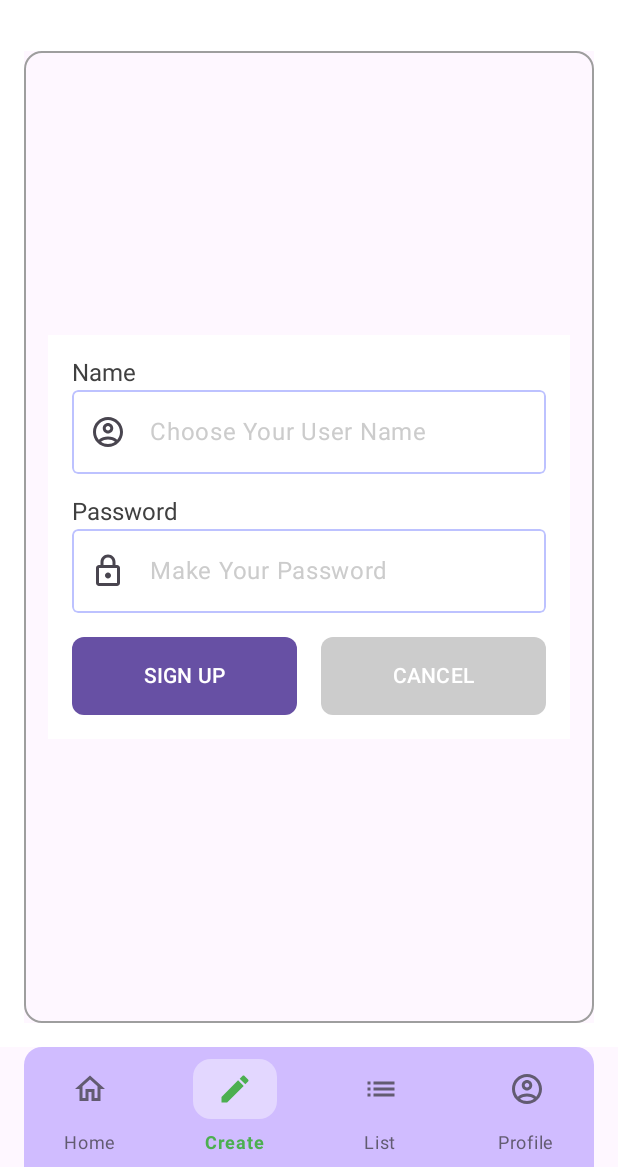
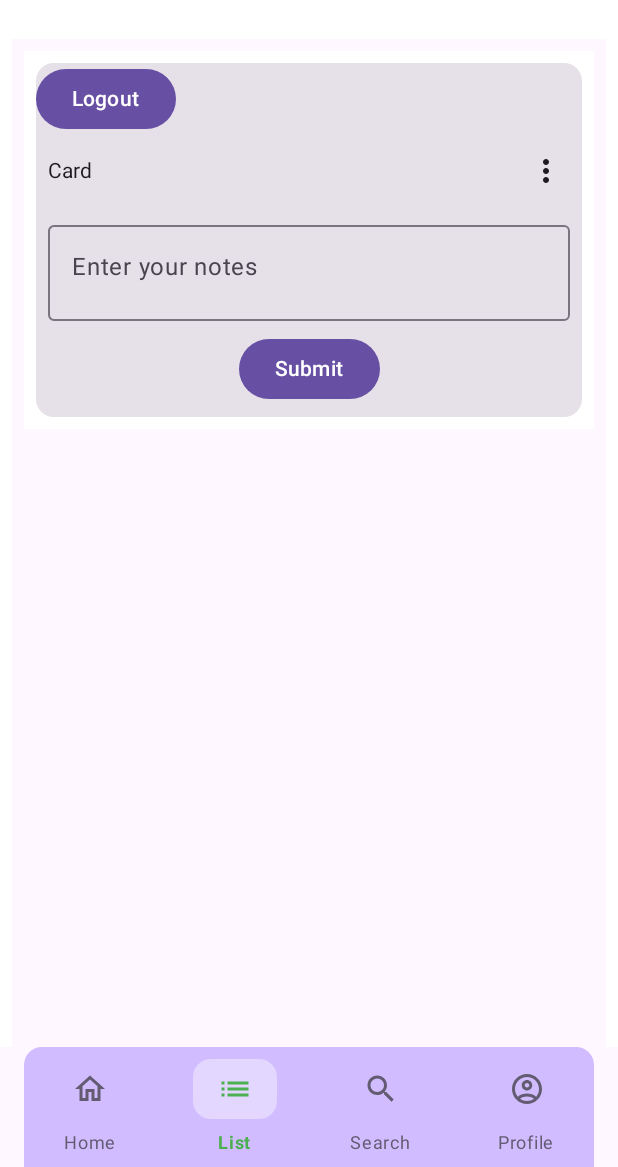
Before and after one commit to pdimu/MastroPal-Your-Friend-Your-Teacher, an Android app built with Jetpack Compose: the @Preview function HomeScreen, item 2 of the bottom bar chosen, on a phone screen of 412 x 824 dp, the part 69-1236 px from its top. Run offline under Robolectric (Android 15) with nearby library versions, the phone set to English and light mode, and no system bars; our stand-ins replace Firebase (no records; nobody signed in at launch, a user with empty details on screens opened directly), accompanist.

Commit message:
MastroPal - Tutor App (Login and Sign pages connect with Firebase)

```diff
--- a/app/src/main/java/com/example/tutorapp1/HomeScreen.kt
+++ b/app/src/main/java/com/example/tutorapp1/HomeScreen.kt
@@ -1,6 +1,6 @@
 package com.example.tutorapp1
 
-import androidx.compose.foundation.layout.Arrangement
+
 import androidx.compose.foundation.layout.Column
 import androidx.compose.foundation.layout.padding
 import androidx.compose.material.icons.Icons
@@ -23,10 +23,14 @@ import androidx.compose.ui.tooling.preview.Preview
 import androidx.compose.ui.unit.dp
 import android.R.attr.contentDescription
 import androidx.compose.foundation.background
+import androidx.compose.foundation.layout.Arrangement
+
 import androidx.compose.foundation.layout.Box
 import androidx.compose.foundation.layout.Column
+import androidx.compose.foundation.layout.fillMaxSize
 import androidx.compose.foundation.layout.padding
 import androidx.compose.foundation.shape.RoundedCornerShape
+import androidx.compose.material.icons.automirrored.filled.List
 import androidx.compose.material.icons.filled.AccountCircle
 import androidx.compose.material.icons.filled.Category
 import androidx.compose.material.icons.filled.Create
@@ -35,12 +39,14 @@ import androidx.compose.material.icons.filled.Info
 import androidx.compose.material.icons.filled.List
 import androidx.compose.material.icons.filled.Menu
 import androidx.compose.material.icons.filled.Person
+import androidx.compose.material.icons.filled.Search
 import androidx.compose.material.icons.outlined.AccountCircle
 import androidx.compose.material.icons.outlined.Category
 import androidx.compose.material.icons.outlined.Create
 import androidx.compose.material.icons.outlined.Home
 import androidx.compose.material.icons.outlined.Info
 import androidx.compose.material.icons.outlined.List
+import androidx.compose.material.icons.outlined.Search
 import androidx.compose.material3.*
 import androidx.compose.runtime.LaunchedEffect
 import androidx.compose.runtime.getValue
@@ -162,9 +168,21 @@ fun HomeScreen(){
         ) {page ->
             //  selected = page
             when (page){
-                0 -> LoginScreen()
-                1 -> SignUp()
-                2 -> NotesList()
+                0 -> SignUp(onSignUpSuccess = { },
+                    onSwitchToLogin = {  })
+//                0 -> Column (
+//                    verticalArrangement = Arrangement.SpaceEvenly
+//                ){
+//                    UserProfile()
+//                    NotesList()
+//                }
+                1 -> NotesList(
+                    userName = "demo_user",
+                    onLogout = {
+                        selected = 0 // Back to home on logout
+                    }
+                )
+                2 -> SearchScreen()
                 3 -> UserProfile()
             }
         }
@@ -209,13 +227,10 @@ fun BottomAppBar(selected: Int, navController: NavController, onItemSelected: (I
             NavigationBarItem(
                 selected = index == selected, // Now properly updates based on `selected`
                     onClick = {
-                    //  onItemSelected(index)
-
-                    if (index == selected && BottomNavItems.route == "categories") {
-                        // Force reset when clicking the same tab again
+                        if (index == selected && BottomNavItems.route == "list") {
                             shouldResetThePage = true
                         } else {
-                        onItemSelected(index)
+                            onItemSelected(index)  // ✅ This triggers the pager change in HomeScreen
                         }
                     },
                 icon = {
@@ -307,20 +322,21 @@ val BottomAppBarItem = listOf(
     ),
 
     BottomNavItems(
-        title = "Create",
-        route = "create",
-        selectedIcon = Icons.Filled.Create,
-        unselectedIcon = Icons.Outlined.Create,
+        title = "List",
+        route = "list",
+        selectedIcon = Icons.Filled.List,
        // selectedIcon = Icons.AutoMirrored.Filled.List,
-        // unselectedIcon = Icons.AutoMirrored.Outlined.List,
+        unselectedIcon = Icons.Outlined.List,
         badges = 0,
     ),
 
     BottomNavItems(
-        title = "List",
-        route = "list",
-        selectedIcon = Icons.Filled.List,
-        unselectedIcon = Icons.Outlined.List,
+        title = "Search",
+        route = "search",
+        selectedIcon = Icons.Filled.Search,
+        unselectedIcon = Icons.Outlined.Search,
+        // selectedIcon = Icons.AutoMirrored.Filled.List,
+        // unselectedIcon = Icons.AutoMirrored.Outlined.List,
         badges = 0,
     ),
 
--- a/app/src/main/java/com/example/tutorapp1/LoginScreen.kt
+++ b/app/src/main/java/com/example/tutorapp1/LoginScreen.kt
@@ -1,6 +1,8 @@
 package com.example.tutorapp1
 
 import android.text.style.UnderlineSpan
+import android.util.Log
+import android.widget.Toast
 import androidx.compose.foundation.Image
 import androidx.compose.foundation.background
 import androidx.compose.foundation.border
@@ -47,18 +49,28 @@ import androidx.compose.material3.OutlinedTextFieldDefaults
 import androidx.compose.material3.TextButton
 
 import androidx.compose.ui.draw.shadow
+import androidx.compose.ui.platform.LocalContext
 import androidx.compose.ui.text.style.TextAlign
 import androidx.compose.ui.text.style.TextDecoration
+import com.google.firebase.auth.FirebaseAuth
 
-@Preview
+
 @Composable
-fun LoginScreen() {
+fun LoginScreen(
+    onLoginSuccess: (String) -> Unit,
+    onSwitchToSignUp: () -> Unit
+) {
+    val context = LocalContext.current
+    val auth = FirebaseAuth.getInstance()
+    val emailEntered = remember { mutableStateOf("") }
+    val passwordEntered = remember { mutableStateOf("") }
+
     Box(
         modifier = Modifier
             .fillMaxSize()
             .background(Color.Transparent), // Background of the screen
         contentAlignment = Alignment.Center
-    ) {
+    ) {// Box 1
         Box(
             modifier = Modifier
                 .padding(24.dp)
@@ -73,7 +85,7 @@ fun LoginScreen() {
                     color = Color(0xFFBFFFA6),
                     shape = RoundedCornerShape(16.dp)
                 )
-        ) {
+        ) {// Box 2
             Card(
                 modifier = Modifier
                     .fillMaxWidth()
@@ -113,14 +125,11 @@ fun LoginScreen() {
                             modifier = Modifier.padding(12.dp)
                         )
 
-                        val username = remember { mutableStateOf("") }
-                        val password = remember { mutableStateOf("") }
-
                         OutlinedTextField(
-                            value = username.value,
-                            onValueChange = { username.value = it },
-                            label = { Text("User Name") },
-                            placeholder = { Text("Enter User Name") },
+                            value = emailEntered.value,
+                            onValueChange = { emailEntered.value = it },
+                            label = { Text("Email") },
+                            placeholder = { Text("Enter Email") },
                             colors = OutlinedTextFieldDefaults.colors(
                                 focusedBorderColor = AppColors.TextFieldFocusedBorder,
 //                            unfocusedBorderColor = AppColors.TextFieldColorsBorder,
@@ -137,8 +146,8 @@ fun LoginScreen() {
                         )
 
                         OutlinedTextField(
-                            value = password.value, // Access the value of the state
-                            onValueChange = { password.value = it }, // Update the state correctly
+                            value = passwordEntered.value, // Access the value of the state
+                            onValueChange = { passwordEntered.value = it }, // Update the state correctly
                             label = { Text(text = "Password") },
                             visualTransformation = PasswordVisualTransformation(),
                             keyboardOptions = KeyboardOptions(keyboardType = KeyboardType.Password),
@@ -155,7 +164,32 @@ fun LoginScreen() {
 //                        horizontalArrangement = Arrangement.SpaceBetween
                         ) {
                             Button(
-                                onClick = { /* Login action */ },
+                                onClick = {
+                                    val email = emailEntered.value.trim()
+                                    val password = passwordEntered.value.trim()
+
+                                    if (email.isNotEmpty() && password.isNotEmpty()) {
+                                        Log.d("LOGIN_ATTEMPT", "Trying login with: $email")
+
+                                        auth.signInWithEmailAndPassword(email, password)
+                                            .addOnCompleteListener { task ->
+                                                if (task.isSuccessful) {
+                                                    val uid = auth.currentUser?.uid
+                                                    Log.d("LOGIN_SUCCESS", "Login success! UID: $uid")
+                                                    Toast.makeText(context, "Login Success!", Toast.LENGTH_SHORT).show()
+                                                    onLoginSuccess(uid ?: "")
+                                                } else {
+                                                    val error = task.exception
+                                                    Log.e("LOGIN_FAILED", "Login failed: ${error?.message}", error)
+                                                    Toast.makeText(context, "Login failed: ${error?.localizedMessage ?: "Unknown error"}", Toast.LENGTH_LONG).show()
+                                                }
+
+                                            }
+                                    }
+                                    else {
+                                        Toast.makeText(context, "Email and password can't be empty", Toast.LENGTH_SHORT).show()
+                                    }
+                                },
                                 modifier = Modifier
                                     .weight(1f)
                                     .padding(8.dp),
@@ -179,7 +213,7 @@ fun LoginScreen() {
                                     .padding(8.dp),
                                 shape = RoundedCornerShape(8.dp),
                                 colors = ButtonDefaults.buttonColors(
-                                    containerColor = Color.Transparent, // Gray background
+                                    containerColor = AppColors.Placeholder, // Gray background
                                     contentColor = AppColors.Background // Text color
                                 )
                             ) {
@@ -236,7 +270,7 @@ fun LoginScreen() {
                         )
 
                         TextButton(
-                            onClick = {/*Sign Up Page Nav*/},
+                            onClick = {onSwitchToSignUp()},
                             modifier = Modifier
                                 .padding(top = 0.dp, bottom = 8.dp, start = 8.dp, end = 8.dp),
                             ) {
@@ -248,6 +282,6 @@ fun LoginScreen() {
                     }
                 }
             }
-        }
-    }
+        } // Box 2
+    } // Box 1
 }
--- a/app/src/main/java/com/example/tutorapp1/NotesList.kt
+++ b/app/src/main/java/com/example/tutorapp1/NotesList.kt
@@ -45,14 +45,17 @@ import androidx.compose.ui.platform.LocalContext
 import androidx.compose.ui.tooling.preview.Preview
 import androidx.compose.ui.unit.dp
 import com.google.firebase.Firebase
+import com.google.firebase.auth.FirebaseAuth
 import com.google.firebase.database.DataSnapshot
 import com.google.firebase.database.DatabaseError
 import com.google.firebase.database.ValueEventListener
 import com.google.firebase.database.database
 
-@Preview()
 @Composable
-fun NotesList() {
+fun NotesList(
+    userName: String,
+    onLogout: () -> Unit
+) {
     Surface(
         modifier = Modifier
             .background(AppColors.Background)
@@ -68,7 +71,7 @@ fun NotesList() {
         val context = LocalContext.current
         var expanded by remember { mutableStateOf(false) }
         val NotesEntered = remember { mutableStateOf("") }
-        val notesRef = database.getReference("Notes List")
+        val notesRef = database.getReference("Notes List").child(userName)
 
         val notesList = remember { mutableStateListOf<String>() }
 
@@ -102,10 +105,18 @@ fun NotesList() {
                         // .clip(RoundedCornerShape(0.dp))
                         .fillMaxWidth()
                 ) {
+                    Button(onClick = {
+                        FirebaseAuth.getInstance().signOut()
+                        Toast.makeText(context, "Logged out", Toast.LENGTH_SHORT).show()
+                        onLogout() // ✅ notify MainActivity
+                    }) {
+                        Text("Logout")
+                    }
                     Row(
                         verticalAlignment = Alignment.CenterVertically,
                         horizontalArrangement = Arrangement.SpaceEvenly
                     ) {
+
                         Text(
                             text = "Card",
                             modifier = Modifier
--- a/app/src/main/java/com/example/tutorapp1/SignUp.kt
+++ b/app/src/main/java/com/example/tutorapp1/SignUp.kt
@@ -2,6 +2,7 @@ package com.example.tutorapp1
 
 import android.R.attr.icon
 import android.R.id.icon
+import android.widget.Toast
 import androidx.compose.foundation.background
 import androidx.compose.foundation.border
 import androidx.compose.foundation.interaction.MutableInteractionSource
@@ -31,6 +32,7 @@ import androidx.compose.material3.OutlinedTextField
 import androidx.compose.material3.OutlinedTextFieldDefaults
 import androidx.compose.material3.Surface
 import androidx.compose.material3.Text
+import androidx.compose.material3.TextButton
 import androidx.compose.runtime.Composable
 import androidx.compose.runtime.mutableStateOf
 import androidx.compose.runtime.remember
@@ -47,12 +49,24 @@ import androidx.compose.ui.text.input.PasswordVisualTransformation
 import androidx.compose.ui.tooling.preview.Preview
 import androidx.compose.ui.unit.dp
 import androidx.compose.runtime.getValue
+import androidx.compose.ui.platform.LocalContext
 import androidx.compose.ui.text.style.TextAlign
 import androidx.compose.ui.unit.sp
+import com.google.firebase.auth.FirebaseAuth
+import com.google.firebase.database.FirebaseDatabase
+import com.google.firebase.ktx.Firebase
 
-@Preview
 @Composable
-fun SignUp(){
+fun SignUp(
+    onSignUpSuccess: (String) -> Unit,
+    onSwitchToLogin: () -> Unit
+){
+    val context = LocalContext.current
+    val auth = FirebaseAuth.getInstance()
+
+    val emailEntered = remember { mutableStateOf("") }
+    val passwordEntered = remember { mutableStateOf("") }
+
     Surface (
         modifier = Modifier
             .fillMaxSize()
@@ -83,32 +97,104 @@ fun SignUp(){
                    val interactionSource = remember { MutableInteractionSource() }
                    val isFocused by interactionSource.collectIsFocusedAsState()
 
-                   CallNormalTextFieldText(NormalText = "Name")
-                   CallNormalTextField(
-                       //iconValue = Icons.Default.AccountBox,
-                       iconValue = if (isFocused) Icons.Filled.AccountCircle else Icons.Outlined.AccountCircle,
-                       interactionSource = interactionSource,
-                       labelValue = stringResource(id = R.string.user_name_input),
-                       placeHolderValue = stringResource(id = R.string.user_name_input_placeholder),
+                   CallNormalTextFieldText(NormalText = "Email")
+
+                   OutlinedTextField(
+                       value = emailEntered.value,
+                       onValueChange = { emailEntered.value = it },
+                       placeholder = {Text(text = "Enter email")},
+                       colors = OutlinedTextFieldDefaults.colors(
+                           focusedBorderColor = AppColors.TextFieldFocusedBorder,
+                           unfocusedBorderColor = AppColors.TextFieldColorsBorder,
+                           cursorColor = AppColors.TextFieldCursor,
+                           focusedLabelColor = AppColors.TextFieldFocusedBorder,
+                           unfocusedLabelColor = Color.Gray,
+                           focusedPlaceholderColor = AppColors.Placeholder,
+                           unfocusedPlaceholderColor = Color.LightGray
+                       ),
+                       keyboardOptions = KeyboardOptions.Default,
+
+                       leadingIcon = {
+                           Icon(
+                               imageVector = if (isFocused) Icons.Filled.AccountCircle else Icons.Outlined.AccountCircle,
+                               contentDescription = "labelValue"
+                           )
+                       },
+
+                       modifier = Modifier
+                           .padding(top = 0.dp, bottom = 8.dp, start = 8.dp, end = 8.dp)
+                           .clip(RoundedCornerShape(4.dp))
+                           .fillMaxWidth()
                    )
 
                    CallNormalTextFieldText(NormalText = "Password")
-                   CallPasswordTextField(
-                       iconValue = if (isFocused) Icons.Filled.Lock else Icons.Outlined.Lock,
+
+
+                   OutlinedTextField(
+                       value = passwordEntered.value,
+                       onValueChange = { passwordEntered.value = it },
+                       placeholder = {Text(text = "Enter Password")},
+                       colors = OutlinedTextFieldDefaults.colors(
+                           focusedBorderColor = AppColors.TextFieldFocusedBorder,
+                           unfocusedBorderColor = AppColors.TextFieldColorsBorder,
+                           cursorColor = AppColors.TextFieldCursor,
+                           focusedLabelColor = AppColors.TextFieldFocusedBorder,
+                           unfocusedLabelColor = Color.Gray,
+                           focusedPlaceholderColor = AppColors.Placeholder,
+                           unfocusedPlaceholderColor = Color.LightGray
+                       ),
+                       visualTransformation = PasswordVisualTransformation(),
+                       keyboardOptions = KeyboardOptions(keyboardType = KeyboardType.Password),
+
+                       leadingIcon = {
+                           Icon(
+                               imageVector = if (isFocused) Icons.Filled.Lock else Icons.Outlined.Lock,
+                               contentDescription = ""
+                           )
+                       },
                        interactionSource = interactionSource,
-                       labelValue = stringResource(id = R.string.password_input),
-                       placeHolderValue = stringResource(id = R.string.password_input_placeholder),
+
+                       modifier = Modifier
+                           .padding(top = 0.dp, bottom = 8.dp, start = 8.dp, end = 8.dp)
+                           .clip(RoundedCornerShape(4.dp))
+                           .fillMaxWidth()
                    )
+
                    Row (
                        horizontalArrangement = Arrangement.SpaceBetween
                    ){
                        Button(
-                           onClick = {},
+                           onClick = {
+                               val email = emailEntered.value.trim()
+                               val password = passwordEntered.value.trim()
+
+                               if(email.isNotEmpty() && password.isNotEmpty()) {
+                                   auth.createUserWithEmailAndPassword(email, password)
+                                       .addOnCompleteListener { task ->
+                                           if (task.isSuccessful) {
+                                               val uid = auth.currentUser?.uid ?: ""
+                                               FirebaseDatabase.getInstance().reference
+                                                   .child("Users")
+                                                   .child(uid)
+                                                   .setValue(mapOf("email" to email))
+                                               onSignUpSuccess(email)
+                                           } else {
+                                               Toast.makeText(context, task.exception?.message ?: "Error occurred", Toast.LENGTH_SHORT).show()
+                                           }
+                                       }
+                               } else {
+                                   Toast.makeText(context, "Please enter email and password", Toast.LENGTH_SHORT).show()
+                               }
+                           },
                            modifier = Modifier
                                .weight(1f)
                                .padding(8.dp),
-                           shape = RoundedCornerShape(8.dp)
-                       ) {
+                           shape = RoundedCornerShape(8.dp),
+                           colors = ButtonDefaults.buttonColors(
+                               containerColor = AppColors.Primary, // Gray background
+                               contentColor = AppColors.Background // Text color
+                           )
+                       ){
                            Text(
                                text = "Sign Up".uppercase(),
                                textAlign = TextAlign.Center,
@@ -138,6 +224,10 @@ fun SignUp(){
                            )
                        }
                    }
+
+                   TextButton(onClick = onSwitchToLogin) {
+                       Text("Already have an account? Login")
+                   }
                }
            }
         }
@@ -155,6 +245,15 @@ fun CallNormalTextFieldText(NormalText: String){
     )
 }
 
+//
+//CallNormalTextField(
+////iconValue = Icons.Default.AccountBox,
+//iconValue = if (isFocused) Icons.Filled.AccountCircle else Icons.Outlined.AccountCircle,
+//interactionSource = interactionSource,
+//labelValue = stringResource(id = R.string.user_name_input),
+//placeHolderValue = stringResource(id = R.string.user_name_input_placeholder),
+//)
+
 @Composable
 fun CallNormalTextField(
     iconValue: ImageVector,
@@ -163,12 +262,13 @@ fun CallNormalTextField(
     interactionSource: MutableInteractionSource
     ){
 
-    val textValue = remember { mutableStateOf("") }
+    val emailEntered = remember { mutableStateOf("") }
+
     val interactionSource = remember { MutableInteractionSource() }
 
     OutlinedTextField(
-        value = textValue.value,
-        onValueChange = { textValue.value = it },
+        value = emailEntered.value,
+        onValueChange = { emailEntered.value = it },
 //        label = {Text(text = labelValue)},
         placeholder = {Text(text = placeHolderValue)},
         colors = OutlinedTextFieldDefaults.colors(
@@ -196,15 +296,23 @@ fun CallNormalTextField(
     )
 }
 
+//
+//CallPasswordTextField(
+//iconValue = if (isFocused) Icons.Filled.Lock else Icons.Outlined.Lock,
+//interactionSource = interactionSource,
+//labelValue = stringResource(id = R.string.password_input),
+//placeHolderValue = stringResource(id = R.string.password_input_placeholder),
+//)
+
 @Composable
 fun CallPasswordTextField(labelValue: String, placeHolderValue: String, iconValue: ImageVector, interactionSource: MutableInteractionSource){
 
-    val passValue = remember { mutableStateOf("") }
+    val passwordEntered = remember { mutableStateOf("") }
     val interactionSource = remember { MutableInteractionSource() }
 
     OutlinedTextField(
-        value = passValue.value,
-        onValueChange = { passValue.value = it },
+        value = passwordEntered.value,
+        onValueChange = { passwordEntered.value = it },
 //        label = {Text(text = labelValue)},
         placeholder = {Text(text = placeHolderValue)},
         colors = OutlinedTextFieldDefaults.colors(
```
Also changed, not shown: app/build.gradle.kts (+21 -8 lines), app/src/main/java/com/example/tutorapp1/MainActivity.kt (+38 -2 lines), app/src/main/java/com/example/tutorapp1/SearchScreen.kt (added, +17 -0 lines), build.gradle.kts (+6 -2 lines), gradle/libs.versions.toml (+13 -0 lines). Lines whose indentation alone changed are shown as unchanged.
